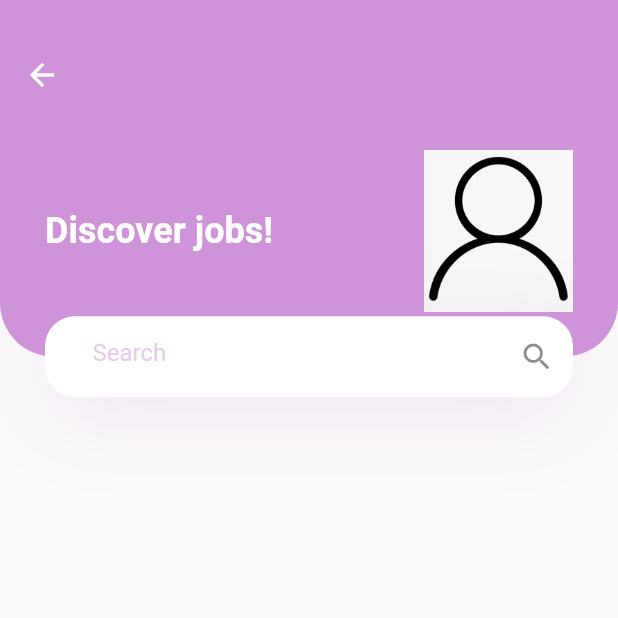
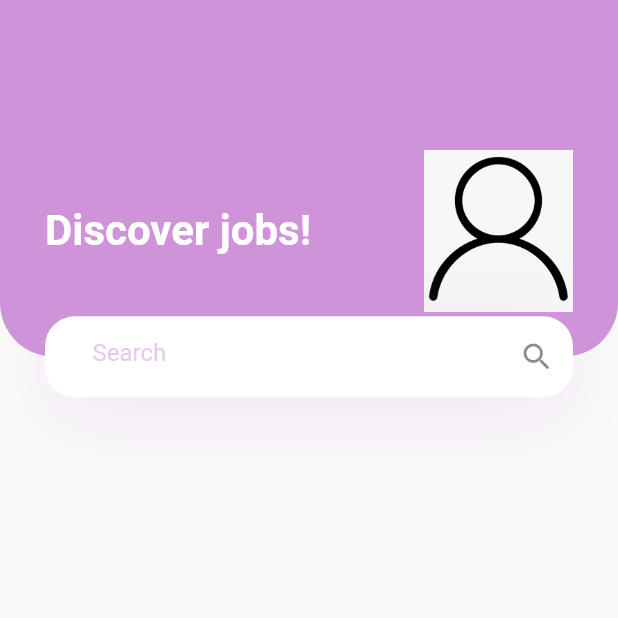
Before and after one commit to qwertybee/Ideal-Classification-Test-App, a Flutter app: the Explore screen opened directly, on a phone screen of 412 x 824 dp, the top half of it. Run offline on Flutter 3.47's test engine with Material 2 defaults, Android fonts, the phone set to English and light mode, and no system bars; our stand-ins replace lottie, smooth_page_indicator; network calls fail.

Commit message:
Possible bug, fix later

```diff
--- a/lib/exploration_screens/body.dart
+++ b/lib/exploration_screens/body.dart
@@ -36,7 +36,8 @@ class _BodyState extends State<Body> {
                       "Discover jobs!",
                       style: Theme.of(context).textTheme.headline5?.copyWith(
                         color: Colors.white,
-                        fontWeight: FontWeight.bold
+                        fontWeight: FontWeight.bold,
+                        fontSize: 28,
                       ),
                     ),
                     Spacer(),
--- a/lib/exploration_screens/explore.dart
+++ b/lib/exploration_screens/explore.dart
@@ -13,6 +13,7 @@ class _ExploreState extends State<Explore> {
   Widget build(BuildContext context) {
     return Scaffold(
       appBar: AppBar(
+        automaticallyImplyLeading: false, // might be problem in future
         elevation: 0,
         backgroundColor: const Color(0xffce93d8),
         toolbarHeight: 100,
```
Also changed, not shown: lib/question_screens/test_result.dart (+6 -2 lines).
